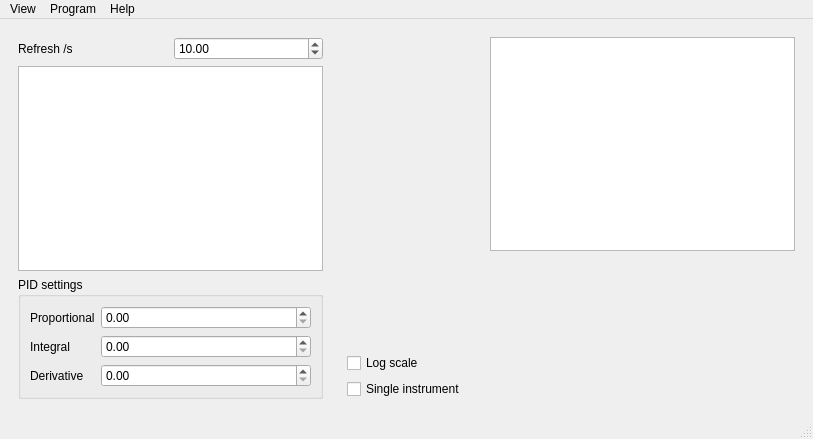
Old version of the form pyhard2/rsc/ui/controller.ui in the repository Synss/pyhard2.
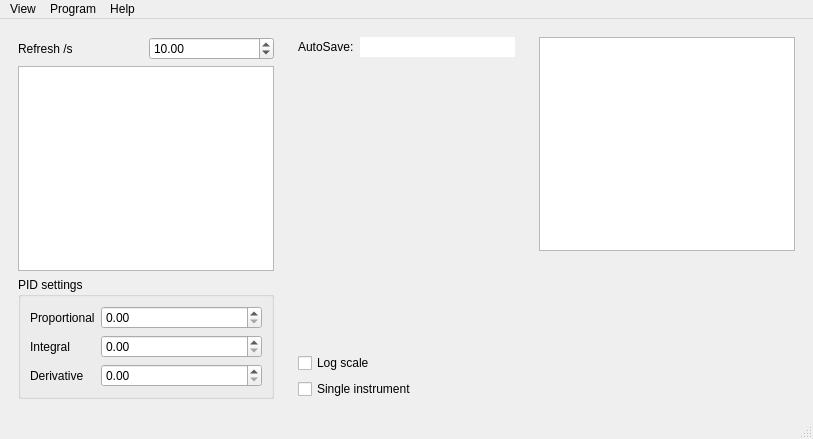
New version of the form. Custom widgets are drawn as their Qt base class.

What changed in the file:
```diff
--- a/pyhard2/rsc/ui/controller.ui
+++ b/pyhard2/rsc/ui/controller.ui
@@ -109,6 +109,27 @@
     <item>
      <widget class="QWidget" name="monitorPanel" native="true">
       <layout class="QVBoxLayout" name="verticalLayout_2">
+       <item>
+        <layout class="QHBoxLayout" name="horizontalLayout_2">
+         <item>
+          <widget class="QLabel" name="autoSaveLabel">
+           <property name="text">
+            <string>AutoSave:</string>
+           </property>
+          </widget>
+         </item>
+         <item>
+          <widget class="QLineEdit" name="autoSaveEdit">
+           <property name="frame">
+            <bool>false</bool>
+           </property>
+           <property name="readOnly">
+            <bool>true</bool>
+           </property>
+          </widget>
+         </item>
+        </layout>
+       </item>
        <item>
         <widget class="QwtPlot" name="dataPlot">
          <property name="contextMenuPolicy">
```
